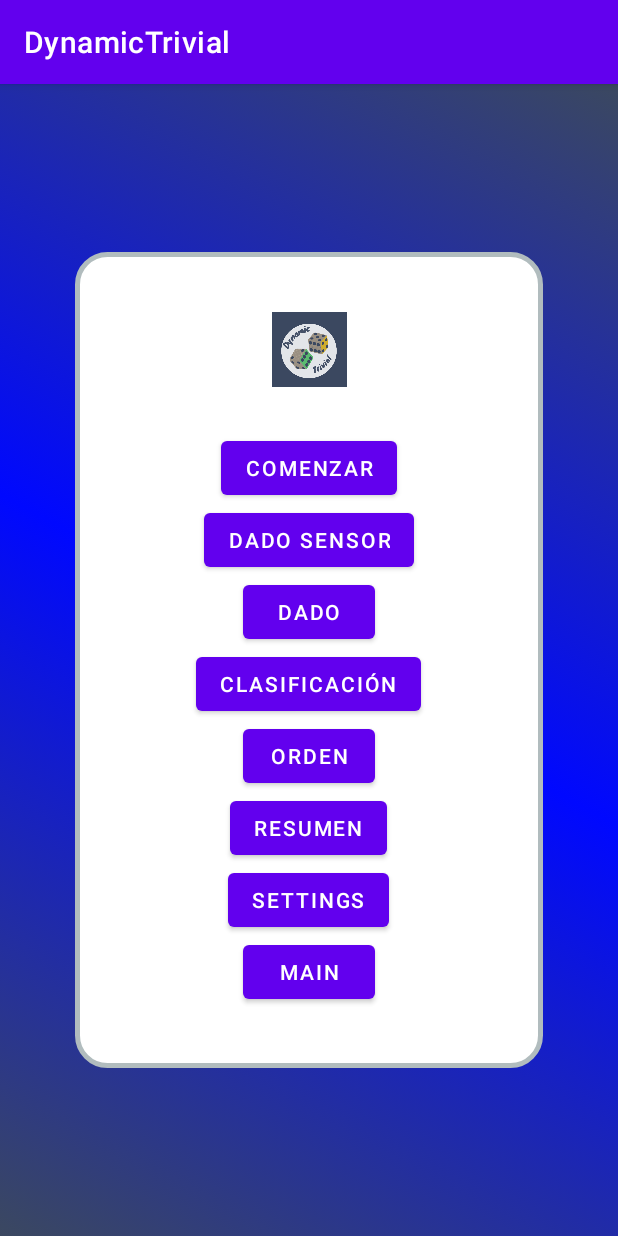
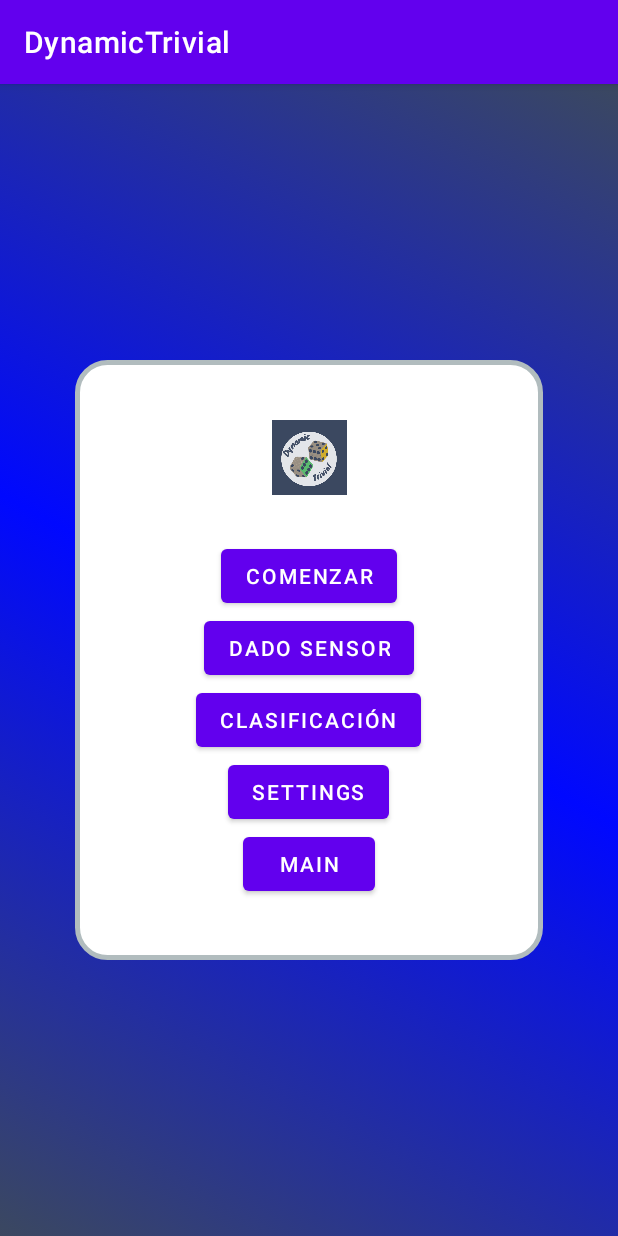
Before and after one commit to EsDeSepa/ConocimientodelMedio, an Android app: the screen it shows after launch (StartupActivity), on a phone screen of 412 x 824 dp. Run offline under Robolectric (Android 15) with nearby library versions, the phone set to English and light mode, and no system bars.

Commit message:
debugging code

```diff
--- a/DynamicTrivial/app/src/main/java/com/example/dynamictrivial/StartupActivity.java
+++ b/DynamicTrivial/app/src/main/java/com/example/dynamictrivial/StartupActivity.java
@@ -46,18 +46,6 @@ public class StartupActivity extends AppCompatActivity {
 
             }
         });
-        Button diceButton = (Button) findViewById(R.id.dice_button);
-        diceButton.setOnClickListener(new View.OnClickListener() {
-
-            @Override
-            public void onClick(View v) {
-                // do something when the TextView is clicked
-                mp.start();
-                Intent intent = new Intent(StartupActivity.this, DiceActivity.class);
-                startActivity(intent);
-
-            }
-        });
         Button clasif = (Button) findViewById(R.id.clasif_button);
         clasif.setOnClickListener(new View.OnClickListener() {
 
@@ -70,29 +58,6 @@ public class StartupActivity extends AppCompatActivity {
             }
         });
 
-        Button orderButton = (Button) findViewById(R.id.order_button);
-        orderButton.setOnClickListener(new View.OnClickListener() {
-
-            @Override
-            public void onClick(View v) {
-                // do something when the TextView is clicked
-                mp.start();
-                Intent intent = new Intent(StartupActivity.this, OrderActivity.class);
-                startActivity(intent);
-
-            }
-        });
-        Button resumenButton = (Button) findViewById(R.id.resumen_button);
-        resumenButton.setOnClickListener(new View.OnClickListener() {
-
-            @Override
-            public void onClick(View v) {
-                // do something when the TextView is clicked
-                mp.start();
-                Intent intent = new Intent(StartupActivity.this, ResumenActivity.class);
-                startActivity(intent);
-            }
-        });
         Button settingsButton = (Button) findViewById(R.id.settings_button);
         settingsButton.setOnClickListener(new View.OnClickListener() {
 
--- a/DynamicTrivial/app/src/main/res/layout/activity_startup.xml
+++ b/DynamicTrivial/app/src/main/res/layout/activity_startup.xml
@@ -45,29 +45,11 @@
             android:gravity="center"
             android:text="Dado sensor" />
         <Button
-            android:id="@+id/dice_button"
-            android:layout_width="wrap_content"
-            android:layout_height="wrap_content"
-            android:gravity="center"
-            android:text="Dado" />
-        <Button
             android:id="@+id/clasif_button"
             android:layout_width="wrap_content"
             android:layout_height="wrap_content"
             android:gravity="center"
             android:text="Clasificación" />
-        <Button
-            android:id="@+id/order_button"
-            android:layout_width="wrap_content"
-            android:layout_height="wrap_content"
-            android:gravity="center"
-            android:text="Orden" />
-        <Button
-            android:id="@+id/resumen_button"
-            android:layout_width="wrap_content"
-            android:layout_height="wrap_content"
-            android:gravity="center"
-            android:text="Resumen" />
         <Button
             android:id="@+id/settings_button"
             android:layout_width="wrap_content"
```
